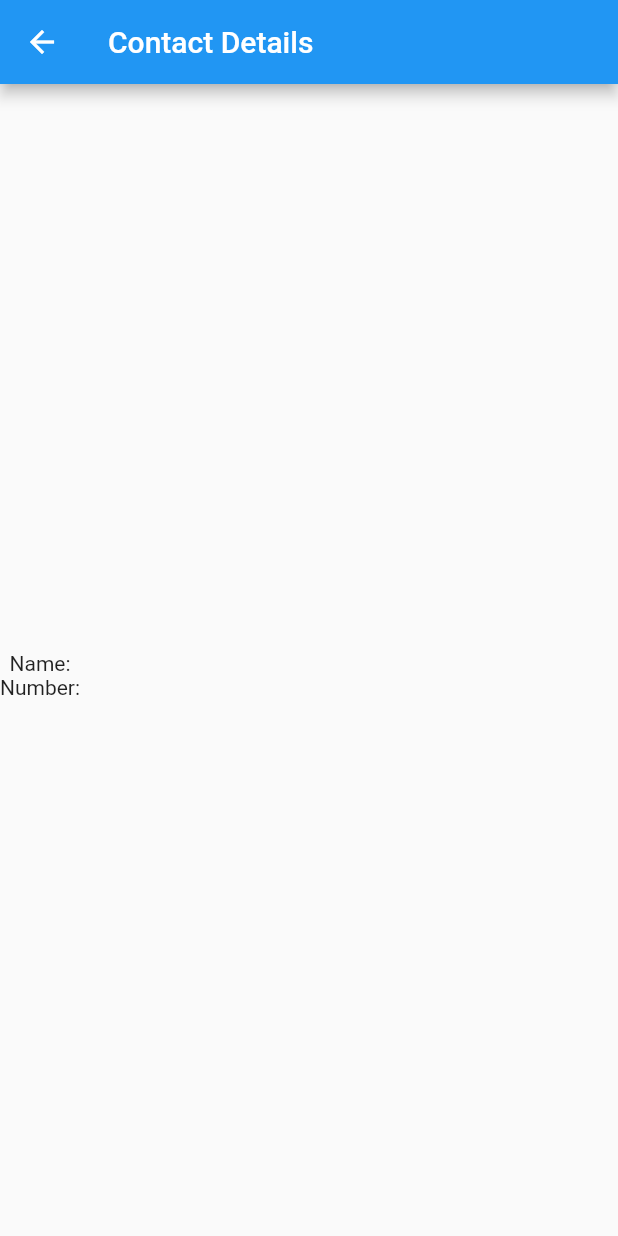
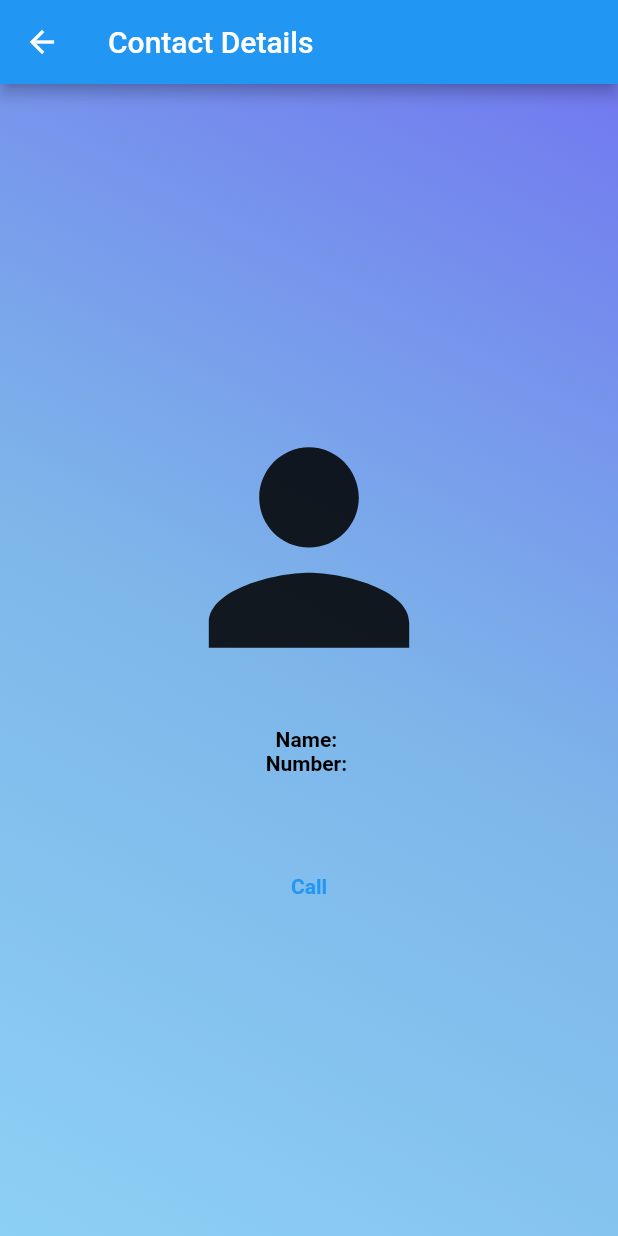
Before and after one commit to Blaster1111/winfo, a Flutter app: the ContactsCards screen opened directly with empty values, on a phone screen of 412 x 824 dp. Run offline on Flutter 3.47's test engine with Material 2 defaults, Android fonts, the phone set to English and light mode, and no system bars; our stand-ins replace flutter_contacts; network calls fail.

Commit message:
call commit

```diff
--- a/lib/activities/contacts_cards.dart
+++ b/lib/activities/contacts_cards.dart
@@ -1,10 +1,15 @@
 import 'package:flutter/material.dart';
+import 'package:url_launcher/url_launcher.dart';
 
 class ContactsCards extends StatefulWidget {
   final String name;
   final String number;
 
-  const ContactsCards({super.key, required this.name, required this.number});
+  const ContactsCards({
+    super.key,
+    required this.name,
+    required this.number,
+  });
 
   @override
   State<ContactsCards> createState() => _ContactsCardsState();
@@ -17,14 +22,61 @@ class _ContactsCardsState extends State<ContactsCards> {
         ModalRoute.of(context)!.settings.arguments as ContactsCards;
     return Scaffold(
       appBar: AppBar(title: Text('Contact Details')),
-      body: Column(
-        mainAxisAlignment: MainAxisAlignment.center,
-        crossAxisAlignment: CrossAxisAlignment.center,
-        children: [
-          SizedBox(height: 20),
-          Text('Name: ${args.name}'),
-          Text('Number: ${args.number}'),
-        ],
+      body: Container(
+        decoration: BoxDecoration(
+          gradient: LinearGradient(
+            begin: Alignment.topRight,
+            end: Alignment.bottomLeft,
+            colors: [
+              Color.fromARGB(234, 101, 110, 238),
+              Color.fromARGB(234, 114, 175, 232),
+              Color.fromARGB(234, 131, 204, 244),
+            ],
+          ),
+        ),
+        child: Center(
+          child: Column(
+            mainAxisAlignment: MainAxisAlignment.center,
+            crossAxisAlignment: CrossAxisAlignment.center,
+            children: [
+              SafeArea(
+                child: Icon(
+                  Icons.person,
+                  size: 200,
+                ),
+              ),
+              SizedBox(height: 20),
+              Text(
+                'Name: ${args.name}',
+                style: TextStyle(
+                  color: Colors.black,
+                  fontWeight: FontWeight.bold,
+                ),
+              ),
+              Text(
+                'Number: ${args.number}',
+                style: TextStyle(
+                  color: Colors.black,
+                  fontWeight: FontWeight.bold,
+                ),
+              ),
+              SizedBox(
+                height: 50,
+              ),
+              TextButton(
+                onPressed: () {
+                  launch('tel: ${args.number}');
+                },
+                child: Text(
+                  'Call',
+                  style: TextStyle(
+                    fontWeight: FontWeight.bold,
+                  ),
+                ),
+              ),
+            ],
+          ),
+        ),
       ),
     );
   }
--- a/lib/activities/contacts_display.dart
+++ b/lib/activities/contacts_display.dart
@@ -46,13 +46,15 @@ class _ContactDisplayState extends State<ContactDisplay> {
           elevation: 2,
         ),
         body: (contacts) == null
-            ? Column(
-                mainAxisAlignment: MainAxisAlignment.center,
-                crossAxisAlignment: CrossAxisAlignment.center,
-                children: [
-                  CircularProgressIndicator(),
-                  Text('Please allow permissions in settings'),
-                ],
+            ? Center(
+                child: Column(
+                  mainAxisAlignment: MainAxisAlignment.center,
+                  crossAxisAlignment: CrossAxisAlignment.center,
+                  children: [
+                    CircularProgressIndicator(),
+                    Text('Please wait...'),
+                  ],
+                ),
               )
             : ListView.builder(
                 itemCount: contacts!.length,
--- a/pubspec.yaml
+++ b/pubspec.yaml
@@ -16,6 +16,7 @@ dependencies:
   http: ^1.1.0
   flutter_contacts:
   permission_handler: ^10.4.3
+  url_launcher:
 
 
 
```
Also changed, not shown: pubspec.lock, 5 other files.
